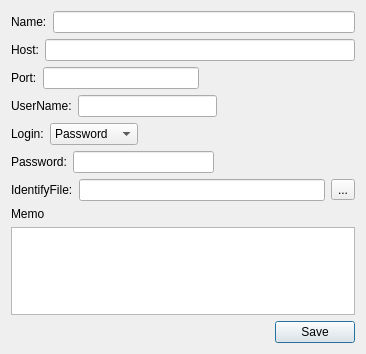
Above: woterm/qwohostinfo.ui from hongnod/woterm before the change. Below: the same form after it.
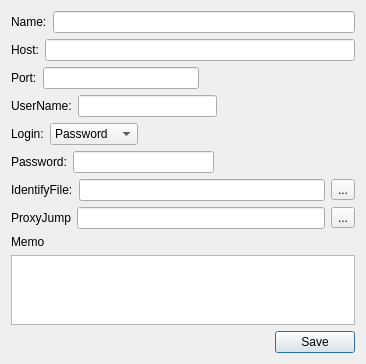
That is the form after the change.

Patch:
```diff
--- a/woterm/qwohostinfo.ui
+++ b/woterm/qwohostinfo.ui
@@ -191,7 +191,28 @@
         <widget class="QLineEdit" name="identify"/>
        </item>
        <item>
-        <widget class="QToolButton" name="browser">
+        <widget class="QToolButton" name="identifyBrowser">
+         <property name="text">
+          <string>...</string>
+         </property>
+        </widget>
+       </item>
+      </layout>
+     </item>
+     <item>
+      <layout class="QHBoxLayout" name="horizontalLayout_3">
+       <item>
+        <widget class="QLabel" name="label_9">
+         <property name="text">
+          <string>ProxyJump</string>
+         </property>
+        </widget>
+       </item>
+       <item>
+        <widget class="QLineEdit" name="jump"/>
+       </item>
+       <item>
+        <widget class="QToolButton" name="jumpBrowser">
          <property name="text">
           <string>...</string>
          </property>
```
Left out of the diff: 14 changed lines with no effect on the pictures.
